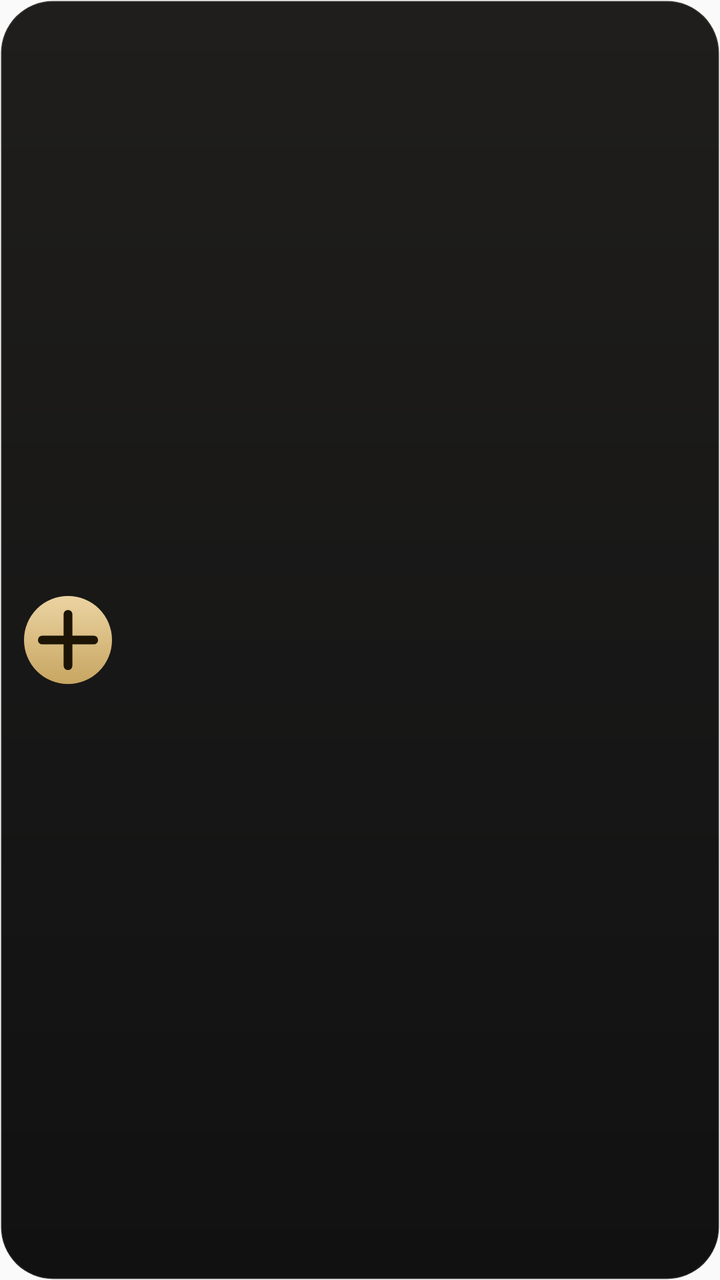
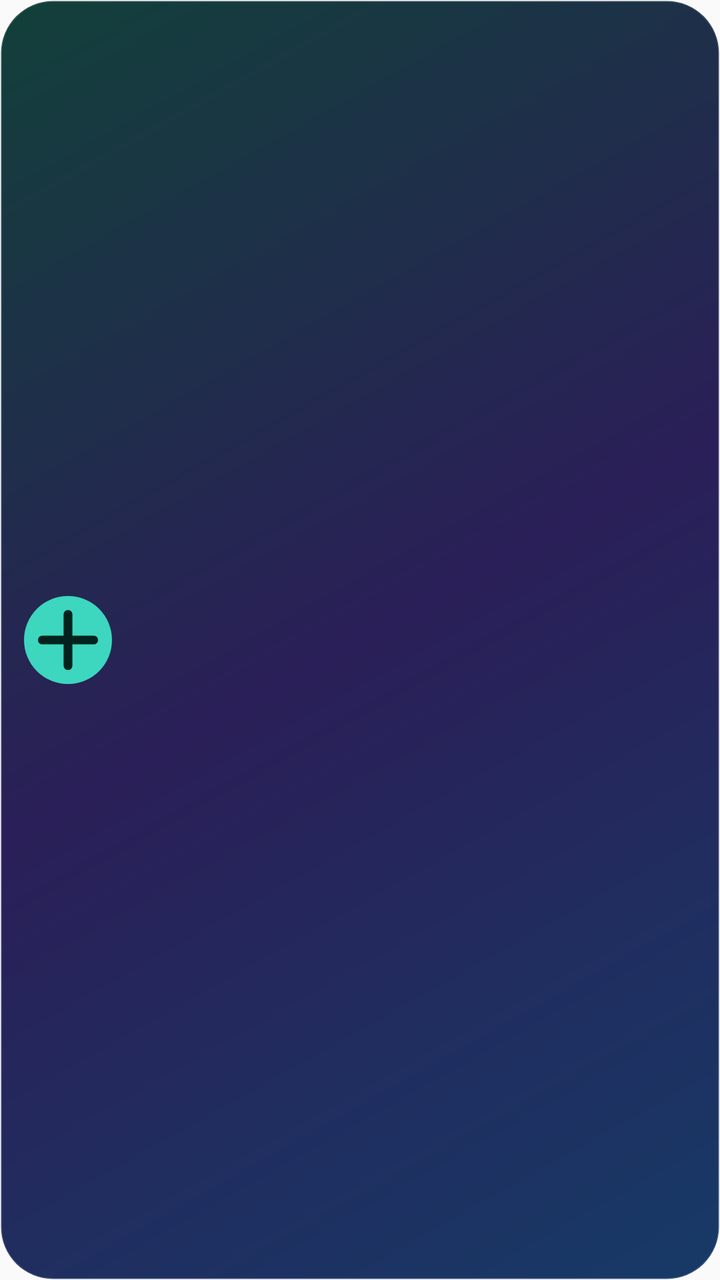

Before-and-after screenshots of an Android layout around one commit, followed by the original layout XML and the change that was made.
<!-- AndroidManifest.xml: application theme AppTheme -->
<!-- res/layout/widget_small.xml -->
<?xml version="1.0" encoding="utf-8"?>
<LinearLayout xmlns:android="http://schemas.android.com/apk/res/android"
    android:id="@+id/widget_root" android:layout_width="match_parent" android:layout_height="match_parent"
    android:background="@drawable/widget_bg" android:gravity="center_vertical" android:layoutDirection="rtl"
    android:orientation="horizontal" android:paddingStart="16dp" android:paddingEnd="12dp">
    <TextView android:id="@+id/widget_count" android:layout_width="wrap_content" android:layout_height="wrap_content"
        android:textColor="#FFDCC08A" android:textSize="26sp" android:textStyle="bold" />
    <TextView android:id="@+id/widget_label" android:layout_width="0dp" android:layout_height="wrap_content" android:layout_weight="1"
        android:layout_marginStart="8dp" android:ellipsize="end" android:maxLines="1" android:textColor="#FFA8A398" android:textSize="13sp" />
    <ImageView android:id="@+id/widget_add" android:layout_width="44dp" android:layout_height="44dp"
        android:contentDescription="@string/widget_add" android:src="@drawable/widget_add" />
</LinearLayout>
<!-- resources referenced by this layout -->
<resources>
  <!-- drawable widget_add (drawable) -->
  <?xml version="1.0" encoding="utf-8"?>
  <layer-list xmlns:android="http://schemas.android.com/apk/res/android">
      <item>
          <shape android:shape="oval">
              <gradient android:angle="270" android:startColor="#FFEBD3A2" android:endColor="#FFC8A662" />
          </shape>
      </item>
      <item android:drawable="@drawable/widget_plus" android:gravity="center" android:width="22dp" android:height="22dp" />
  </layer-list>
  <!-- drawable widget_bg (drawable) -->
  <?xml version="1.0" encoding="utf-8"?>
  <shape xmlns:android="http://schemas.android.com/apk/res/android" android:shape="rectangle">
      <gradient android:angle="270" android:startColor="#FF1F1E1C" android:endColor="#FF111112" />
      <corners android:radius="26dp" />
      <stroke android:width="1dp" android:color="#1FFFF5E1" />
  </shape>
  <string name="widget_add">غرض جديد</string>
  <style name="AppTheme" parent="Theme.AppCompat.Light.DarkActionBar">
          
          <item name="colorPrimary">@color/colorPrimary</item>
          <item name="colorPrimaryDark">@color/colorPrimaryDark</item>
          <item name="colorAccent">@color/colorAccent</item>
      </style>
  <!-- drawable widget_plus (drawable) -->
  <?xml version="1.0" encoding="utf-8"?>
  <vector xmlns:android="http://schemas.android.com/apk/res/android"
      android:width="24dp" android:height="24dp" android:viewportWidth="24" android:viewportHeight="24">
      <path android:pathData="M12,5v14M5,12h14" android:strokeColor="#FF1C1505" android:strokeWidth="2.4" android:strokeLineCap="round" />
  </vector>
</resources>

<!-- the commit's change to res/layout/widget_small.xml (unified diff, before → after) -->
@@ -4,9 +4,9 @@
     android:background="@drawable/widget_bg" android:gravity="center_vertical" android:layoutDirection="rtl"
     android:orientation="horizontal" android:paddingStart="16dp" android:paddingEnd="12dp">
     <TextView android:id="@+id/widget_count" android:layout_width="wrap_content" android:layout_height="wrap_content"
-        android:textColor="#FFDCC08A" android:textSize="26sp" android:textStyle="bold" />
+        android:textColor="#FFFFFFFF" android:textSize="26sp" android:textStyle="bold" />
     <TextView android:id="@+id/widget_label" android:layout_width="0dp" android:layout_height="wrap_content" android:layout_weight="1"
-        android:layout_marginStart="8dp" android:ellipsize="end" android:maxLines="1" android:textColor="#FFA8A398" android:textSize="13sp" />
+        android:layout_marginStart="8dp" android:ellipsize="end" android:maxLines="1" android:textColor="#FFC4C5CF" android:textSize="13sp" />
     <ImageView android:id="@+id/widget_add" android:layout_width="44dp" android:layout_height="44dp"
         android:contentDescription="@string/widget_add" android:src="@drawable/widget_add" />
 </LinearLayout>
<!-- resource entries referenced after the edit -->
@@ -5,7 +5,7 @@
   <layer-list xmlns:android="http://schemas.android.com/apk/res/android">
       <item>
           <shape android:shape="oval">
-              <gradient android:angle="270" android:startColor="#FFEBD3A2" android:endColor="#FFC8A662" />
+              <solid android:color="#FF3DD6BF" />
           </shape>
       </item>
       <item android:drawable="@drawable/widget_plus" android:gravity="center" android:width="22dp" android:height="22dp" />
@@ -13,9 +13,9 @@
   <!-- drawable widget_bg (drawable) -->
   <?xml version="1.0" encoding="utf-8"?>
   <shape xmlns:android="http://schemas.android.com/apk/res/android" android:shape="rectangle">
-      <gradient android:angle="270" android:startColor="#FF1F1E1C" android:endColor="#FF111112" />
+      <gradient android:angle="315" android:startColor="#FF12403A" android:centerColor="#FF2A1F58" android:endColor="#FF173A66" />
       <corners android:radius="26dp" />
-      <stroke android:width="1dp" android:color="#1FFFF5E1" />
+      <stroke android:width="1dp" android:color="#29FFFFFF" />
   </shape>
   <string name="widget_add">غرض جديد</string>
   <style name="AppTheme" parent="Theme.AppCompat.Light.DarkActionBar">
@@ -28,7 +28,7 @@
   <?xml version="1.0" encoding="utf-8"?>
   <vector xmlns:android="http://schemas.android.com/apk/res/android"
       android:width="24dp" android:height="24dp" android:viewportWidth="24" android:viewportHeight="24">
-      <path android:pathData="M12,5v14M5,12h14" android:strokeColor="#FF1C1505" android:strokeWidth="2.4" android:strokeLineCap="round" />
+      <path android:pathData="M12,5v14M5,12h14" android:strokeColor="#FF00231E" android:strokeWidth="2.4" android:strokeLineCap="round" />
   </vector>
 </resources>
 
